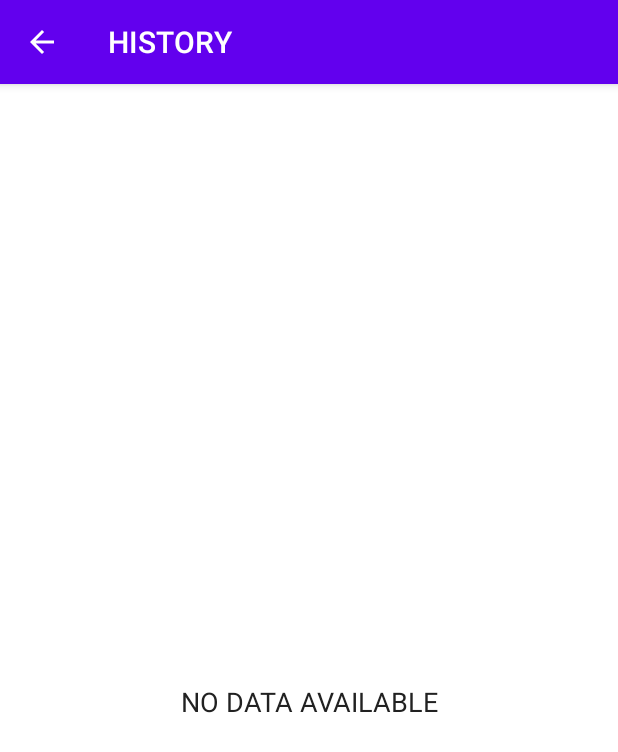
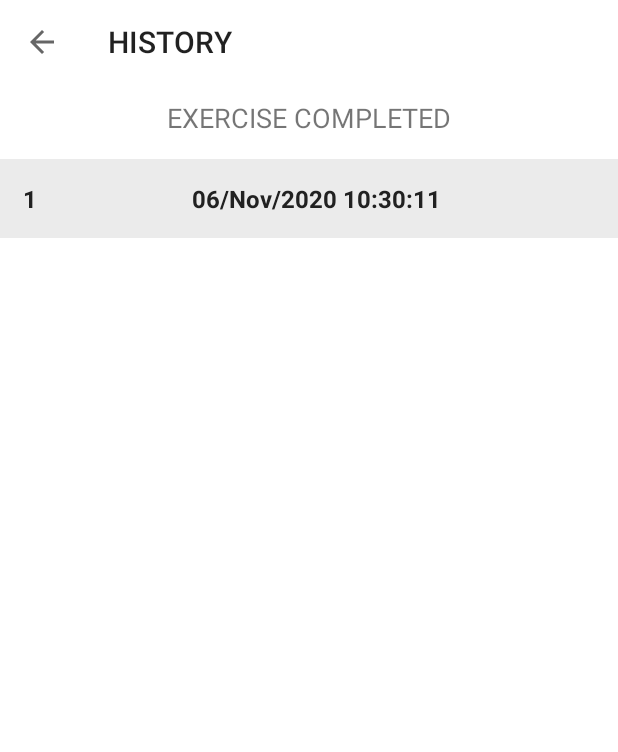
Before and after one commit to jaysharma8-mca/7-Minutes-Workout, an Android app: the HistoryActivity screen opened directly, with no data from a screen before it, on a phone screen of 412 x 824 dp. Shown: the top 752 px of the screen. Run offline under Robolectric (Android 15) with nearby library versions, the phone set to English and light mode, and no system bars.

Commit message:
added SQLite

```diff
--- a/app/src/main/AndroidManifest.xml
+++ b/app/src/main/AndroidManifest.xml
@@ -11,7 +11,7 @@
         android:supportsRtl="true"
         android:theme="@style/Theme.7MinuteWorkout"
         tools:ignore="AllowBackup">
-        <activity android:name=".HistoryActivity"></activity>
+
         <activity
             android:name=".MainActivity"
             android:screenOrientation="portrait"
@@ -34,6 +34,10 @@
             android:name=".BmiActivity"
             android:screenOrientation="portrait"
             android:theme="@style/AppTheme" />
+
+        <activity android:name=".HistoryActivity"
+            android:screenOrientation="portrait"
+            android:theme="@style/AppTheme"/>
     </application>
 
 </manifest>
--- a/app/src/main/java/jay/kotlin/projects/a7minuteworkout/ExerciseActivity.kt
+++ b/app/src/main/java/jay/kotlin/projects/a7minuteworkout/ExerciseActivity.kt
@@ -23,7 +23,7 @@ class ExerciseActivity : AppCompatActivity(), TextToSpeech.OnInitListener{
 
     private var exerciseTimer: CountDownTimer? = null
     private var exerciseProgress = 0
-    private var exerciseTimerDuration: Long = 30
+    private var exerciseTimerDuration: Long = 1
 
     private var exerciseList : ArrayList<ExerciseModel>? = null
     private var currentExercisePosition = -1
--- a/app/src/main/java/jay/kotlin/projects/a7minuteworkout/HistoryActivity.kt
+++ b/app/src/main/java/jay/kotlin/projects/a7minuteworkout/HistoryActivity.kt
@@ -1,7 +1,11 @@
 package jay.kotlin.projects.a7minuteworkout
 
+import android.content.Intent
 import androidx.appcompat.app.AppCompatActivity
 import android.os.Bundle
+import android.util.Log
+import android.view.View
+import androidx.recyclerview.widget.LinearLayoutManager
 import kotlinx.android.synthetic.main.activity_history.*
 
 class HistoryActivity : AppCompatActivity() {
@@ -18,5 +22,36 @@ class HistoryActivity : AppCompatActivity() {
             onBackPressed()
         }
 
+        getAllCompletedDates()
+
+    }
+
+    private fun getAllCompletedDates(){
+        val dbHelper = SQLiteOpenHelper(this, null)
+        val allCompletedDatesList = dbHelper.getAllCompletedDatesList()
+
+        if(allCompletedDatesList.size > 0){
+            tvHistory.visibility = View.VISIBLE
+            rvHistory.visibility = View.VISIBLE
+            tvNoDataAvailable.visibility = View.GONE
+
+            rvHistory.layoutManager = LinearLayoutManager(this)
+            val historyAdapter = HistoryAdapter(this, allCompletedDatesList)
+            rvHistory.adapter = historyAdapter
+        }
+
+        else{
+            tvHistory.visibility = View.GONE
+            rvHistory.visibility = View.GONE
+            tvNoDataAvailable.visibility = View.VISIBLE
+        }
+
+    }
+
+    override fun onBackPressed() {
+        super.onBackPressed()
+        val intent = Intent(this, MainActivity::class.java)
+        startActivity(intent)
+        finishAffinity()
     }
 }
--- /dev/null
+++ b/app/src/main/java/jay/kotlin/projects/a7minuteworkout/HistoryAdapter.kt
@@ -0,0 +1,53 @@
+package jay.kotlin.projects.a7minuteworkout
+
+import android.content.Context
+import android.graphics.Color
+import android.view.LayoutInflater
+import android.view.View
+import android.view.ViewGroup
+import androidx.recyclerview.widget.RecyclerView
+import kotlinx.android.synthetic.main.item_history_row.view.*
+
+class HistoryAdapter(private val context: Context, private val items: ArrayList<String>) :
+    RecyclerView.Adapter<HistoryAdapter.ViewHolder>() {
+
+    class ViewHolder(view: View) : RecyclerView.ViewHolder(view){
+        val llHistoryMainItem = view.ll_history_item_main
+        val tvItem = view.tvItem
+        val tvPosition = view.tvPosition
+    }
+
+    override fun onCreateViewHolder(parent: ViewGroup, viewType: Int): ViewHolder {
+        return ViewHolder(
+            LayoutInflater.from(context).inflate(
+                R.layout.item_history_row,
+                parent,
+                false
+            )
+        )
+    }
+
+    override fun onBindViewHolder(holder: ViewHolder, position: Int) {
+        val date: String = items[position]
+
+        holder.tvPosition.text = (position + 1).toString()
+        holder.tvItem.text = date
+
+        // Updating the background color according to the odd/even positions in list.
+        if (position % 2 == 0) {
+            holder.llHistoryMainItem.setBackgroundColor(
+                Color.parseColor("#EBEBEB")
+            )
+        } else {
+            holder.llHistoryMainItem.setBackgroundColor(
+                Color.parseColor("#FFFFFF")
+            )
+        }
+    }
+
+    override fun getItemCount(): Int {
+        return  items.size
+    }
+
+
+}
--- /dev/null
+++ b/app/src/main/java/jay/kotlin/projects/a7minuteworkout/SqliteOpenHelper.kt
@@ -0,0 +1,55 @@
+package jay.kotlin.projects.a7minuteworkout
+
+import android.content.ContentValues
+import android.content.Context
+import android.database.sqlite.SQLiteDatabase
+import android.database.sqlite.SQLiteOpenHelper
+
+
+class SQLiteOpenHelper(context: Context, factory: SQLiteDatabase.CursorFactory?) :
+    SQLiteOpenHelper(context, DATABASE_NAME, factory, DATABASE_VERSION) {
+
+    companion object { // companion object is an object that allows us to create static variables
+        private const val DATABASE_VERSION = 1
+        private const val DATABASE_NAME = "SevenMinutesWorkout.db"
+        private const val TABLE_HISTORY = "history"
+        private const val COLUMN_ID = "_id"
+        private const val COLUMN_COMPLETED_DATE = "completed_date"
+    }
+
+    override fun onCreate(db: SQLiteDatabase) {
+        val CREATE_HISTORY_TABLE = ("CREATE TABLE " +
+                TABLE_HISTORY + "("
+                + COLUMN_ID + " INTEGER PRIMARY KEY," +
+                COLUMN_COMPLETED_DATE
+                + " TEXT" + ")") // Create History Table Query.
+        db.execSQL(CREATE_HISTORY_TABLE) // Executing the create table query.
+    }
+
+    override fun onUpgrade(db: SQLiteDatabase, oldVersion: Int, newVersion: Int) {
+        db.execSQL("DROP TABLE IF EXISTS $TABLE_HISTORY") // It drops the existing history table
+        onCreate(db) // Calls the onCreate function so all the updated table will be created.
+    }
+
+    fun addDate(date: String) {
+        val values = ContentValues() //
+        values.put(COLUMN_COMPLETED_DATE, date)
+        val db = this.writableDatabase
+        db.insert(TABLE_HISTORY, null, values)
+        db.close() // Database is closed after insertion.
+    }
+
+    fun getAllCompletedDatesList(): ArrayList<String> {
+        val list = ArrayList<String>()
+        val db = this.readableDatabase
+        val cursor = db.rawQuery("SELECT * FROM $TABLE_HISTORY", null)
+
+        // Move the cursor to the next row.
+        while (cursor.moveToNext()) {
+
+            list.add(cursor.getString(cursor.getColumnIndex(COLUMN_COMPLETED_DATE)))
+        }
+        cursor.close() // Cursor is closed after its used.
+        return list // List is returned.
+    }
+}
--- a/app/src/main/res/layout/activity_history.xml
+++ b/app/src/main/res/layout/activity_history.xml
@@ -42,7 +42,7 @@
             android:layout_width="match_parent"
             android:layout_height="match_parent"
             android:gravity="center"
-            android:text="NO DATA AVAILABLE"
+            android:text="@string/no_data_available"
             android:textColor="#212121"
             android:textSize="18sp"
             android:visibility="visible"
--- a/app/src/main/res/layout/item_exercise_status.xml
+++ b/app/src/main/res/layout/item_exercise_status.xml
@@ -10,7 +10,6 @@
     android:textSize="14sp"
     android:textStyle="bold"
     android:padding="3dp"
-    android:background="@drawable/item_circular_color_gray_background"
-    tools:text="1">
+    android:background="@drawable/item_circular_color_gray_background">
 
 </TextView>
--- /dev/null
+++ b/app/src/main/res/layout/item_history_row.xml
@@ -0,0 +1,31 @@
+<?xml version="1.0" encoding="utf-8"?>
+<LinearLayout xmlns:android="http://schemas.android.com/apk/res/android"
+    xmlns:tools="http://schemas.android.com/tools"
+    android:id="@+id/ll_history_item_main"
+    android:layout_width="match_parent"
+    android:layout_height="wrap_content"
+    android:background="#EBEBEB"
+    android:orientation="horizontal"
+    android:padding="15dp">
+
+    <TextView
+        android:id="@+id/tvPosition"
+        android:layout_width="wrap_content"
+        android:layout_height="wrap_content"
+        android:gravity="center"
+        android:textColor="#212121"
+        android:textSize="16sp"
+        android:textStyle="bold"
+        tools:text="1" />
+
+    <TextView
+        android:id="@+id/tvItem"
+        android:layout_width="0dp"
+        android:layout_height="wrap_content"
+        android:layout_weight="1"
+        android:gravity="center"
+        android:textColor="#212121"
+        android:textSize="16sp"
+        android:textStyle="bold"
+        tools:text="DATE" />
+</LinearLayout>
--- a/app/src/main/res/values/strings.xml
+++ b/app/src/main/res/values/strings.xml
@@ -26,4 +26,5 @@
     <string name="calculator">Calculator</string>
     <string name="history">History</string>
     <string name="exercise_completed">EXERCISE COMPLETED</string>
+    <string name="no_data_available">NO DATA AVAILABLE</string>
 </resources>
```
Also changed, not shown: app/src/main/java/jay/kotlin/projects/a7minuteworkout/FinishActivity.kt (+15 -0 lines).
